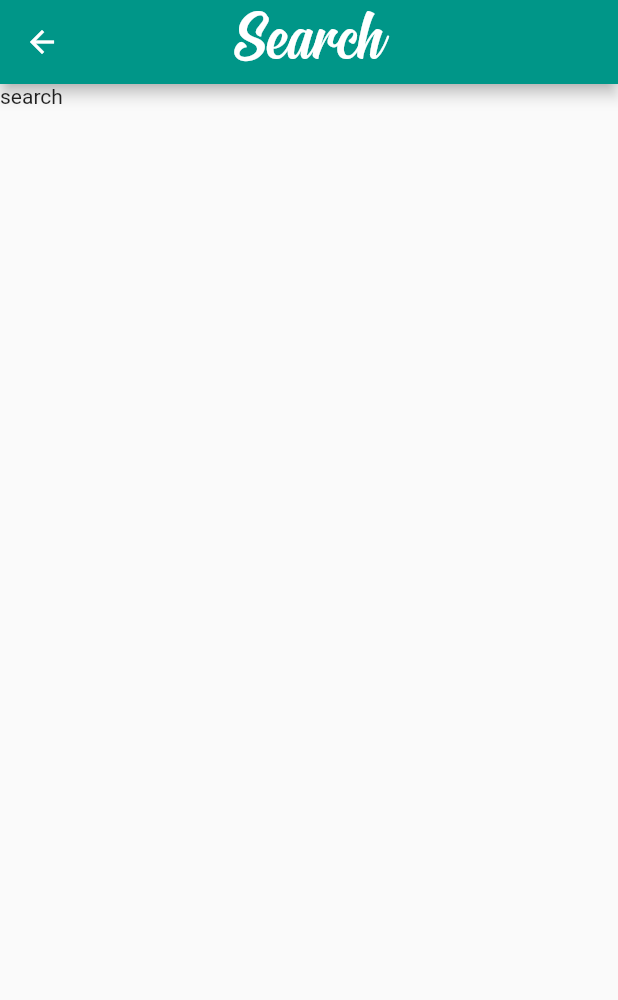
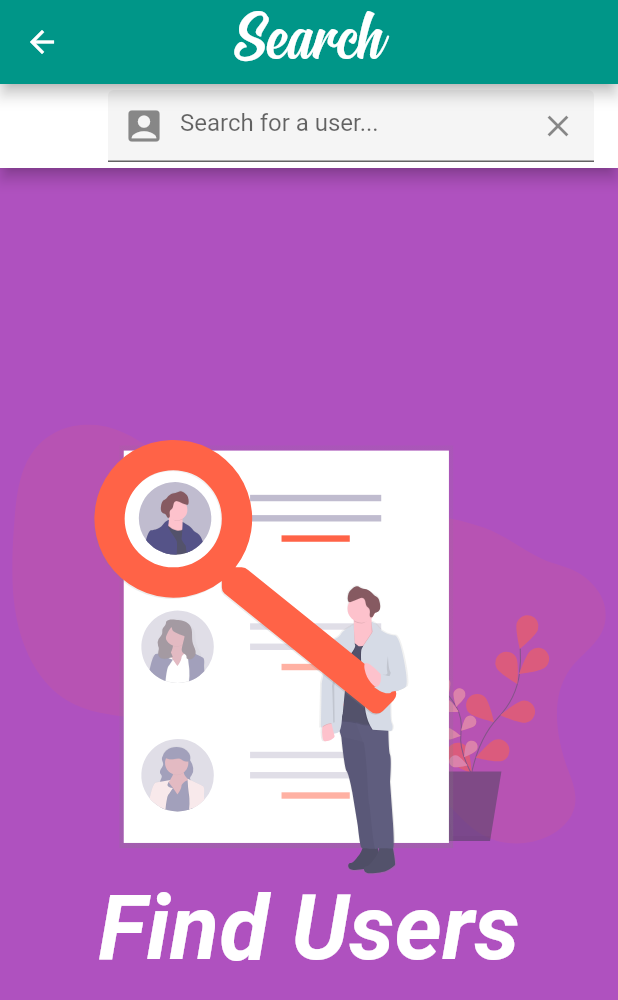
Before and after one commit to ahmed3oun/social_share_flutter, a Flutter app: the Search screen opened directly, on a phone screen of 412 x 824 dp. Shown: the top 1000 px of the screen. Run offline on Flutter 3.47's test engine with Material 2 defaults, Android fonts, the light colour scheme and no system bars; our stand-ins replace cloud_firestore, firebase_core, flutter_svg, google_sign_in; accounts and stored records are empty.

Commit message:
search user

```diff
--- a/lib/pages/search.dart
+++ b/lib/pages/search.dart
@@ -1,5 +1,6 @@
 import 'package:flutter/material.dart';
 import 'package:social_share/widgets/header.dart';
+import 'package:flutter_svg/svg.dart';
 
 class Search extends StatefulWidget {
   @override
@@ -7,11 +8,60 @@ class Search extends StatefulWidget {
 }
 
 class _SearchState extends State<Search> {
+  AppBar buildSearchField() {
+    return AppBar(
+        backgroundColor: Colors.white,
+        title: TextFormField(
+          decoration: InputDecoration(
+            hintText: "Search for a user...",
+            filled: true,
+            prefixIcon: const Icon(
+              Icons.account_box,
+              size: 28.0,
+            ),
+            suffixIcon: IconButton(
+              icon: const Icon(Icons.clear),
+              onPressed: () => print('cleared'),
+            ),
+          ),
+        ));
+  }
+
+  buildNoContent() {
+    return Container(
+      child: Center(
+        child: ListView(
+          shrinkWrap: true,
+          children: <Widget>[
+            SvgPicture.asset(
+              'assets/images/search.svg',
+              height: 300.0,
+            ),
+            const Text(
+              "Find Users",
+              textAlign: TextAlign.center,
+              style: TextStyle(
+                color: Colors.white,
+                fontStyle: FontStyle.italic,
+                fontWeight: FontWeight.w600,
+                fontSize: 60.0,
+              ),
+            )
+          ],
+        ),
+      ),
+    );
+  }
+
   @override
   Widget build(BuildContext context) {
     return Scaffold(
       appBar: header(context, isAppTitle: true, titleText: "Search"),
-      body: Text("search"),
+      body: Scaffold(
+        appBar: buildSearchField(),
+        body: buildNoContent(),
+        backgroundColor: Theme.of(context).primaryColor.withOpacity(0.8),
+      ),
     );
   }
 }
--- a/lib/widgets/header.dart
+++ b/lib/widgets/header.dart
@@ -1,7 +1,11 @@
 import 'package:flutter/material.dart';
 
-AppBar header(context, {bool isAppTitle = false, String titleText = ""}) {
+AppBar header(context,
+    {bool isAppTitle = false,
+    String titleText = "",
+    removeBackButton = false}) {
   return AppBar(
+    automaticallyImplyLeading: removeBackButton ? false : true,
     title: Text(
       isAppTitle ? titleText : "In Share",
       style: const TextStyle(
--- a/pubspec.yaml
+++ b/pubspec.yaml
@@ -43,6 +43,7 @@ dependencies:
   # The following adds the Cupertino Icons font to your application.
   # Use with the CupertinoIcons class for iOS style icons.
   cupertino_icons: ^1.0.2
+  flutter_svg: ^0.23.0+1
 
 dev_dependencies:
   flutter_test:
```
Also changed, not shown: lib/pages/createAccount.dart (+31 -4 lines), pubspec.lock.
